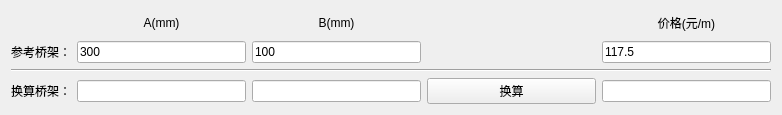
qhzgit734/material_convert, file qt_for_python/uic/window_11.ui: the form before one commit.
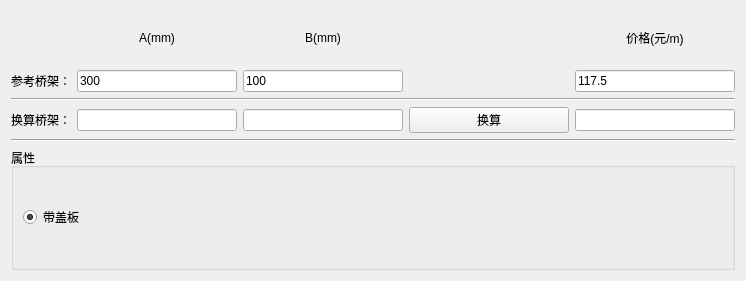
The form after the commit.

Diff of the .ui file:
```diff
--- a/qt_for_python/uic/window_11.ui
+++ b/qt_for_python/uic/window_11.ui
@@ -6,14 +6,14 @@
    <rect>
     <x>0</x>
     <y>0</y>
-    <width>782</width>
-    <height>115</height>
+    <width>746</width>
+    <height>281</height>
    </rect>
   </property>
   <property name="windowTitle">
    <string>Form</string>
   </property>
-  <layout class="QHBoxLayout" name="horizontalLayout">
+  <layout class="QVBoxLayout" name="verticalLayout_2">
    <item>
     <layout class="QGridLayout" name="gridLayout">
      <item row="3" column="3">
@@ -119,6 +119,45 @@
      </item>
     </layout>
    </item>
+   <item>
+    <widget class="Line" name="line_2">
+     <property name="orientation">
+      <enum>Qt::Horizontal</enum>
+     </property>
+    </widget>
+   </item>
+   <item>
+    <widget class="QGroupBox" name="groupBox">
+     <property name="title">
+      <string>属性</string>
+     </property>
+     <layout class="QHBoxLayout" name="horizontalLayout">
+      <item>
+       <widget class="QRadioButton" name="radioButton_2">
+        <property name="text">
+         <string>带盖板</string>
+        </property>
+        <property name="checked">
+         <bool>true</bool>
+        </property>
+       </widget>
+      </item>
+      <item>
+       <spacer name="horizontalSpacer_2">
+        <property name="orientation">
+         <enum>Qt::Horizontal</enum>
+        </property>
+        <property name="sizeHint" stdset="0">
+         <size>
+          <width>618</width>
+          <height>20</height>
+         </size>
+        </property>
+       </spacer>
+      </item>
+     </layout>
+    </widget>
+   </item>
   </layout>
  </widget>
  <resources/>
```
